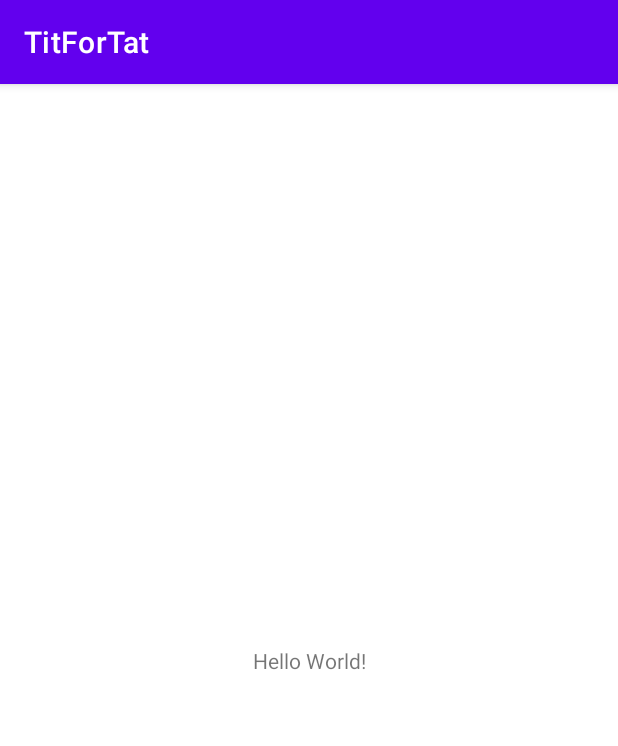
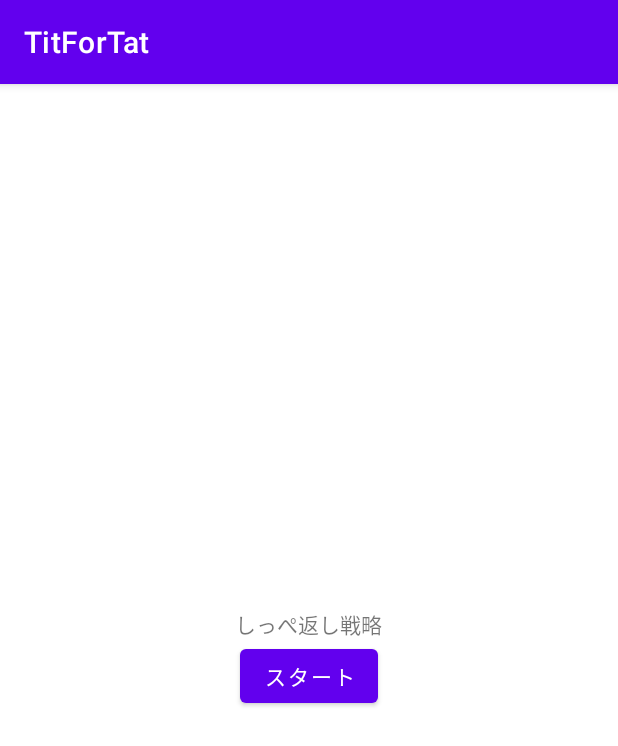
Before and after one commit to Porigon398/TitForTat, an Android app: the screen it shows after launch (MainActivity before the commit, StartActivity after it), on a phone screen of 412 x 824 dp. Shown: the top 746 px of the screen. Run offline under Robolectric (Android 15) with nearby library versions, the phone set to English and light mode, and no system bars.

Commit message:
StartActivityとMainActivityのレイアウトを作る

```diff
--- a/app/src/main/AndroidManifest.xml
+++ b/app/src/main/AndroidManifest.xml
@@ -9,7 +9,8 @@
         android:roundIcon="@mipmap/ic_launcher_round"
         android:supportsRtl="true"
         android:theme="@style/Theme.TitForTat">
-        <activity android:name=".MainActivity">
+        <activity android:name=".MainActivity"></activity>
+        <activity android:name=".StartActivity">
             <intent-filter>
                 <action android:name="android.intent.action.MAIN" />
 
--- /dev/null
+++ b/app/src/main/java/com/example/titfortat/StartActivity.kt
@@ -0,0 +1,11 @@
+package com.example.titfortat
+
+import androidx.appcompat.app.AppCompatActivity
+import android.os.Bundle
+
+class StartActivity : AppCompatActivity() {
+    override fun onCreate(savedInstanceState: Bundle?) {
+        super.onCreate(savedInstanceState)
+        setContentView(R.layout.activity_start)
+    }
+}
--- /dev/null
+++ b/app/src/main/res/layout/activity_start.xml
@@ -0,0 +1,31 @@
+<?xml version="1.0" encoding="utf-8"?>
+<androidx.constraintlayout.widget.ConstraintLayout xmlns:android="http://schemas.android.com/apk/res/android"
+    xmlns:app="http://schemas.android.com/apk/res-auto"
+    xmlns:tools="http://schemas.android.com/tools"
+    android:layout_width="match_parent"
+    android:layout_height="match_parent"
+    tools:context=".StartActivity">
+
+    <LinearLayout
+        android:layout_width="match_parent"
+        android:layout_height="match_parent"
+        android:orientation="vertical"
+        android:gravity="center">
+
+        <TextView
+            android:layout_width="wrap_content"
+            android:layout_height="wrap_content"
+            android:text="@string/app_name_jp"
+            app:layout_constraintBottom_toBottomOf="parent"
+            app:layout_constraintLeft_toLeftOf="parent"
+            app:layout_constraintRight_toRightOf="parent"
+            app:layout_constraintTop_toTopOf="parent" />
+
+        <Button
+            android:layout_width="wrap_content"
+            android:layout_height="wrap_content"
+            android:text="@string/start" />
+
+    </LinearLayout>
+
+</androidx.constraintlayout.widget.ConstraintLayout>
--- a/app/src/main/res/values/strings.xml
+++ b/app/src/main/res/values/strings.xml
@@ -1,3 +1,13 @@
 <resources>
     <string name="app_name">TitForTat</string>
+
+    <!-- StartActivity -->
+    <string name="app_name_jp">しっぺ返し戦略</string>
+    <string name="start">スタート</string>
+
+    <!-- MainActivity -->
+    <string name="unknown">？</string>
+    <string name="question">どうしますか？</string>
+    <string name="confess">自白</string>
+    <string name="silence">黙秘</string>
 </resources>
```
Also changed, not shown: app/src/main/res/layout/activity_main.xml (+61 -8 lines), app/src/main/res/drawable/dekami.png (added).
